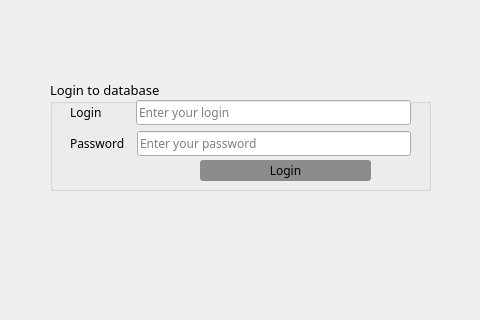
yallknows/system, file welcomewindow.ui: the form before one commit.
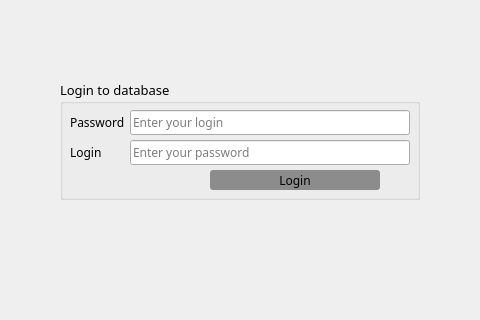
The form after the commit. Icons and pictures are not drawn.

```diff
--- a/welcomewindow.ui
+++ b/welcomewindow.ui
@@ -93,18 +93,26 @@
      <height>298</height>
     </rect>
    </property>
+   <property name="sizePolicy">
+    <sizepolicy hsizetype="Fixed" vsizetype="Fixed">
+     <horstretch>0</horstretch>
+     <verstretch>0</verstretch>
+    </sizepolicy>
+   </property>
    <property name="font">
     <font>
      <family>Franklin Gothic Medium</family>
+     <weight>50</weight>
+     <bold>false</bold>
     </font>
    </property>
    <widget class="QGroupBox" name="groupBox_login_to_database">
     <property name="geometry">
      <rect>
-      <x>50</x>
+      <x>60</x>
       <y>80</y>
-      <width>381</width>
-      <height>111</height>
+      <width>360</width>
+      <height>120</height>
      </rect>
     </property>
     <property name="font">
@@ -125,9 +133,9 @@
      <property name="geometry">
       <rect>
        <x>150</x>
-       <y>80</y>
-       <width>171</width>
-       <height>21</height>
+       <y>90</y>
+       <width>170</width>
+       <height>20</height>
       </rect>
      </property>
      <property name="font">
@@ -142,60 +150,71 @@
       <string>Login</string>
      </property>
     </widget>
-    <widget class="QWidget" name="layoutWidget">
-     <property name="geometry">
-      <rect>
-       <x>20</x>
-       <y>20</y>
-       <width>341</width>
-       <height>58</height>
-      </rect>
-     </property>
-     <layout class="QVBoxLayout" name="verticalLayout_login_input">
-      <item>
-       <layout class="QHBoxLayout" name="horizontalLayout_username">
-        <item>
-         <widget class="QLabel" name="label_username">
-          <property name="font">
-           <font>
-            <family>Franklin Gothic Medium</family>
-           </font>
-          </property>
-          <property name="text">
-           <string>Login         </string>
-          </property>
-         </widget>
-        </item>
-        <item>
-         <widget class="QLineEdit" name="lineEdit_username">
-          <property name="font">
-           <font>
-            <family>Franklin Gothic Medium</family>
-           </font>
-          </property>
-          <property name="placeholderText">
-           <string>Enter your login</string>
-          </property>
-         </widget>
-        </item>
-       </layout>
-      </item>
-      <item>
-       <layout class="QHBoxLayout" name="horizontalLayout_password">
-        <item>
          <widget class="QLabel" name="label_password">
+     <property name="geometry">
+      <rect>
+       <x>10</x>
+       <y>30</y>
+       <width>60</width>
+       <height>25</height>
+      </rect>
+     </property>
           <property name="font">
            <font>
             <family>Franklin Gothic Medium</family>
+       <pointsize>9</pointsize>
            </font>
           </property>
           <property name="text">
            <string>Password  </string>
           </property>
          </widget>
-        </item>
-        <item>
+    <widget class="QLineEdit" name="lineEdit_username">
+     <property name="geometry">
+      <rect>
+       <x>70</x>
+       <y>30</y>
+       <width>280</width>
+       <height>25</height>
+      </rect>
+     </property>
+     <property name="font">
+      <font>
+       <family>Franklin Gothic Medium</family>
+      </font>
+     </property>
+     <property name="placeholderText">
+      <string>Enter your login</string>
+     </property>
+    </widget>
+    <widget class="QLabel" name="label_username">
+     <property name="geometry">
+      <rect>
+       <x>10</x>
+       <y>60</y>
+       <width>60</width>
+       <height>25</height>
+      </rect>
+     </property>
+     <property name="font">
+      <font>
+       <family>Franklin Gothic Medium</family>
+       <pointsize>9</pointsize>
+      </font>
+     </property>
+     <property name="text">
+      <string>Login         </string>
+     </property>
+    </widget>
          <widget class="QLineEdit" name="lineEdit_password">
+     <property name="geometry">
+      <rect>
+       <x>70</x>
+       <y>60</y>
+       <width>280</width>
+       <height>25</height>
+      </rect>
+     </property>
           <property name="font">
            <font>
             <family>Franklin Gothic Medium</family>
@@ -208,11 +227,6 @@
            <string>Enter your password</string>
           </property>
          </widget>
-        </item>
-       </layout>
-      </item>
-     </layout>
-    </widget>
    </widget>
   </widget>
   <widget class="QLabel" name="label_statusbar">
```
Left out of the diff: 4 changed lines with no effect on the pictures. Lines whose indentation alone changed are shown as unchanged.
